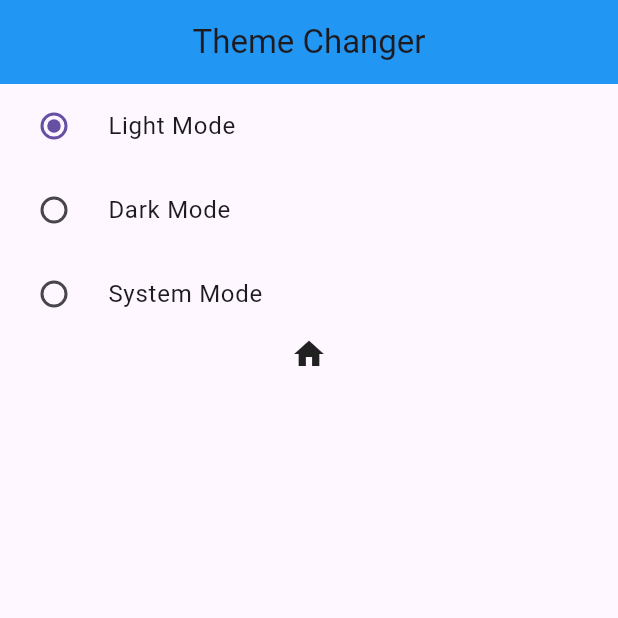
After one commit to d19rsabhah/counter, a Flutter app: the screen it shows after launch, after a tap on "Light Mode", on a phone screen of 412 x 824 dp, the top half of it. The commit adds this screen. Run offline on Flutter 3.47's test engine with Material 3 defaults, Android fonts, the phone set to English and light mode, and no system bars.

Commit message:
dark theme and light theme

```diff
--- a/lib/main.dart
+++ b/lib/main.dart
@@ -1,7 +1,9 @@
 import 'package:counter/provider/count_provider.dart';
 import 'package:counter/provider/example_one_provider.dart';
 import 'package:counter/provider/favourite_provider.dart';
+import 'package:counter/provider/theme_changer_provider.dart';
 import 'package:counter/screen/count_example.dart';
+import 'package:counter/screen/dark_theme.dart';
 import 'package:counter/screen/example_one.dart';
 import 'package:counter/screen/favourite/favourite_screen.dart';
 import 'package:flutter/material.dart';
@@ -17,12 +19,30 @@ class MyApp extends StatelessWidget {
         providers: [
           ChangeNotifierProvider(create: (_) => CountProvider()),
           ChangeNotifierProvider(create: (_) => ExampleOneProvider()),
-          ChangeNotifierProvider(create: (_) => FavouriteProvider())
+          ChangeNotifierProvider(create: (_) => FavouriteProvider()),
+          ChangeNotifierProvider(create: (_) => ThemeChanger())
         ],
-        child: MaterialApp(
-          debugShowCheckedModeBanner: false,
-          title: 'Flutter Demo',
-          home: FavouriteScreen(),
-        ));
+        child: Builder(builder: (BuildContext context) {
+          final themeChanger = Provider.of<ThemeChanger>(context);
+          return MaterialApp(
+            debugShowCheckedModeBanner: false,
+            title: 'Flutter Demo',
+            themeMode: themeChanger.themeMode,
+            theme: ThemeData(
+                brightness: Brightness.light,
+                primarySwatch: Colors.blue,
+                appBarTheme: AppBarTheme(
+                  backgroundColor: Colors.blue,
+                )),
+            darkTheme: ThemeData(
+                brightness: Brightness.dark,
+                primarySwatch: Colors.lightBlue,
+                appBarTheme: AppBarTheme(
+                  backgroundColor: Colors.teal,
+                ),
+                iconTheme: IconThemeData(color: Colors.red)),
+            home: DarkThemeScreen(),
+          );
+        }));
   }
 }
--- /dev/null
+++ b/lib/provider/theme_changer_provider.dart
@@ -0,0 +1,11 @@
+import 'package:flutter/foundation.dart';
+import 'package:flutter/material.dart';
+
+class ThemeChanger with ChangeNotifier {
+  var _themeMode = ThemeMode.light;
+  ThemeMode get themeMode => _themeMode;
+  void setTheme(themeMode) {
+    _themeMode = themeMode;
+    notifyListeners();
+  }
+}
--- /dev/null
+++ b/lib/screen/dark_theme.dart
@@ -0,0 +1,46 @@
+import 'package:counter/provider/theme_changer_provider.dart';
+import 'package:flutter/material.dart';
+import 'package:provider/provider.dart';
+
+class DarkThemeScreen extends StatefulWidget {
+  const DarkThemeScreen({super.key});
+
+  @override
+  State<DarkThemeScreen> createState() => _DarkThemeScreenState();
+}
+
+class _DarkThemeScreenState extends State<DarkThemeScreen> {
+  @override
+  Widget build(BuildContext context) {
+    //  print('build');
+    final themeChanger = Provider.of<ThemeChanger>(context);
+    return Scaffold(
+      appBar: AppBar(
+        title: Center(child: Text('Theme Changer')),
+      ),
+      body: Column(
+        children: [
+          RadioListTile<ThemeMode>(
+            title: Text('Light Mode'),
+            value: ThemeMode.light,
+            groupValue: themeChanger.themeMode,
+            onChanged: themeChanger.setTheme,
+          ),
+          RadioListTile<ThemeMode>(
+            title: Text('Dark Mode'),
+            value: ThemeMode.dark,
+            groupValue: themeChanger.themeMode,
+            onChanged: themeChanger.setTheme,
+          ),
+          RadioListTile<ThemeMode>(
+            title: Text('System Mode'),
+            value: ThemeMode.system,
+            groupValue: themeChanger.themeMode,
+            onChanged: themeChanger.setTheme,
+          ),
+          Icon(Icons.home),
+        ],
+      ),
+    );
+  }
+}
```
